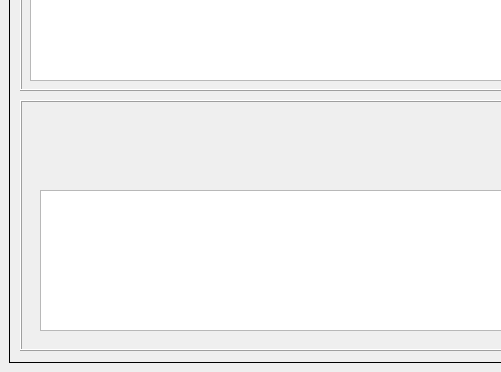
Above: Script_UI.ui from AnikinVladislav/Python-ITMO before the change; both pictures show x 0 to 501 and y 270 to 642 of the 927 by 642 pixel window. Below: the same form after it.
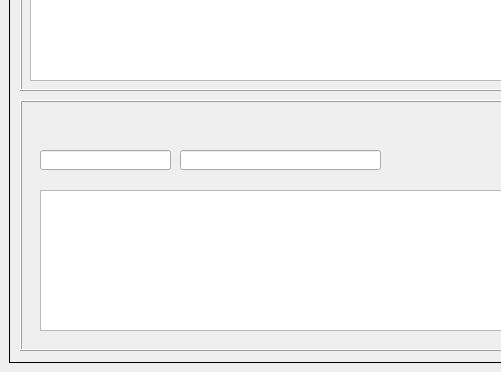
That is the form after the change.

Commit message: update review page2

Patch:
```diff
--- a/Script_UI.ui
+++ b/Script_UI.ui
@@ -628,6 +628,29 @@
           <number>5</number>
          </property>
         </widget>
+        <widget class="QLineEdit" name="lineEdit">
+         <property name="geometry">
+          <rect>
+           <x>20</x>
+           <y>50</y>
+           <width>131</width>
+           <height>20</height>
+          </rect>
+         </property>
+        </widget>
+        <widget class="QLineEdit" name="lineEdit_2">
+         <property name="geometry">
+          <rect>
+           <x>160</x>
+           <y>50</y>
+           <width>201</width>
+           <height>20</height>
+          </rect>
+         </property>
+         <property name="text">
+          <string/>
+         </property>
+        </widget>
        </widget>
        <widget class="QFrame" name="frame_6">
         <property name="geometry">
```
